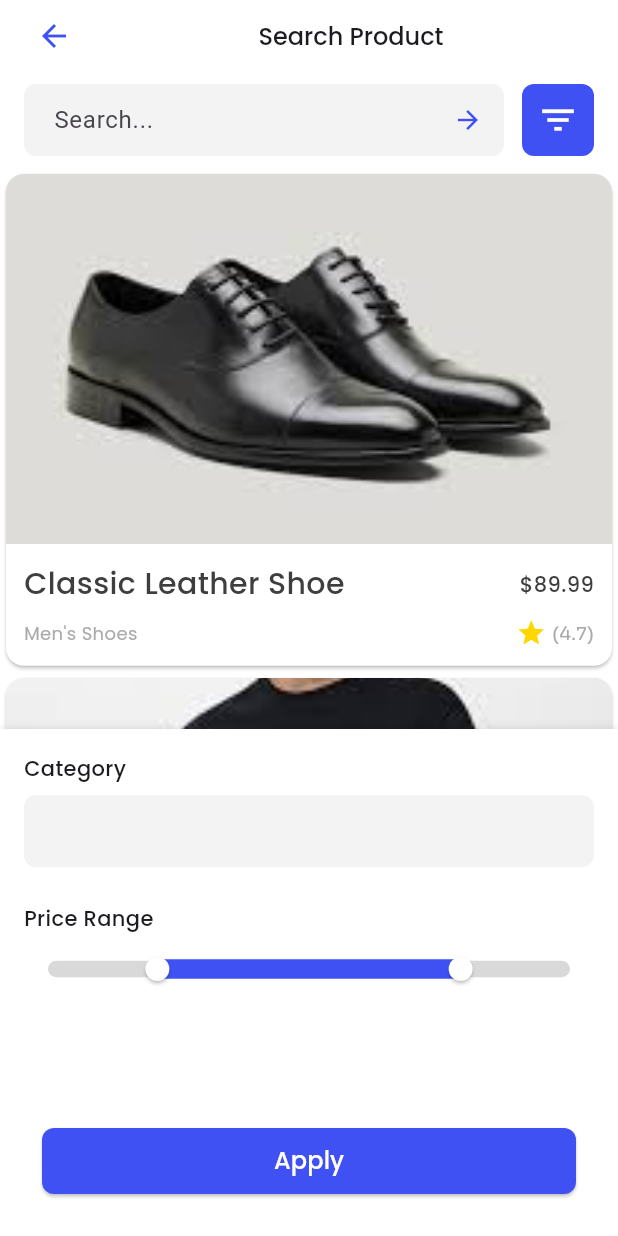
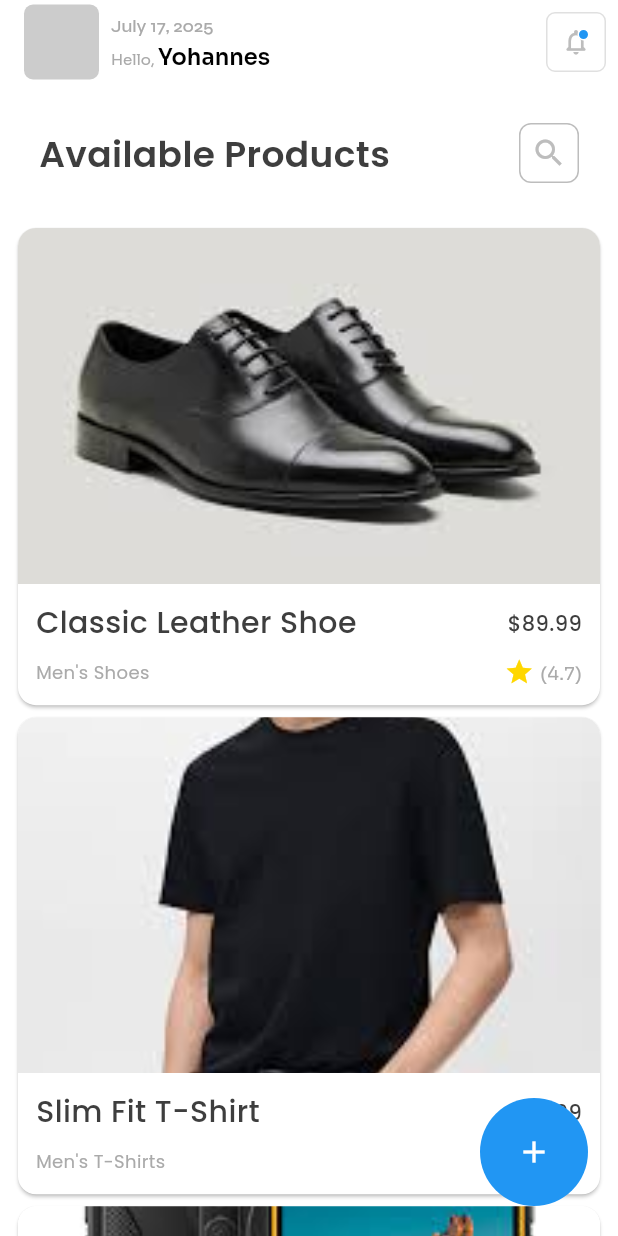
Before and after one commit to Depthabdre/2025-project-phase-mobile-tasks, a Flutter app: the screen it shows after launch, on a phone screen of 412 x 824 dp. Run offline on Flutter 3.47's test engine with Material 3 defaults, Android fonts, the phone set to English and light mode, and no system bars.

Commit message:
Add navigation between Home, Add/Edit Product, and Product Detail screens using built-in Navigator

```diff
--- a/mobile/AbdrehimMisbah/ecommerce_ui_replication/lib/main.dart
+++ b/mobile/AbdrehimMisbah/ecommerce_ui_replication/lib/main.dart
@@ -1,9 +1,10 @@
 import 'package:flutter/material.dart';
-import 'product_data.dart'; // <-- import your product list and class
+// <-- import your product list and class
+import 'reusable.dart';
+import 'search.dart';
 import 'details.dart';
 import 'addUpdate.dart';
-import 'reusable.dart';
-import 'search.dart';
+import 'product_data.dart';
 
 void main() {
   runApp(MyApp());
@@ -14,12 +15,19 @@
 
   @override
   Widget build(BuildContext context) {
-    return MaterialApp(debugShowCheckedModeBanner: false, home: SearchPage());
+    return MaterialApp(debugShowCheckedModeBanner: false, home: HomePage());
   }
 }
 
 class HomePage extends StatelessWidget {
   const HomePage({super.key});
+
+  void goToAddProductPage(BuildContext context) {
+    Navigator.push(
+      context,
+      MaterialPageRoute(builder: (context) => AddUpdatePage()),
+    );
+  }
 
   Widget productHeading() {
     return Padding(
@@ -164,7 +172,16 @@
         children: [
           ListView(
             padding: const EdgeInsets.all(8.0),
-            children: [productHeading(), SizedBox(height: 8), ...productCard()],
+            children: [
+              productHeading(),
+              SizedBox(height: 8),
+              ...productCard(
+                context: context,
+                products: products,
+                isInDetailPage:
+                    false, // or true if you're inside the detail screen
+              ),
+            ],
           ),
 
           // Floating button absolutely positioned
@@ -183,6 +200,7 @@
                 color: Colors.white,
                 onPressed: () {
                   // Your action
+                  goToAddProductPage(context);
                 },
               ),
             ),
--- a/mobile/AbdrehimMisbah/ecommerce_ui_replication/lib/reusable.dart
+++ b/mobile/AbdrehimMisbah/ecommerce_ui_replication/lib/reusable.dart
@@ -1,16 +1,32 @@
 import 'package:flutter/material.dart';
 import 'product_data.dart'; // <-- import your product list and class
+import 'details.dart';
 
-List<Widget> productCard() {
-  List<Widget> headingAndProductCard = [];
+List<Widget> productCard({
+  required BuildContext context,
+  required List<Product> products,
+  bool isInDetailPage = false,
+}) {
+  List<Widget> productCard = [];
 
   // Add heading widget
-  // headingAndProductCard.add(productHeading());
+  // ProductCard.add(productHeading());
 
   // Add product cards
-  headingAndProductCard.addAll(
+  productCard.addAll(
     products.map((product) {
-      return Card(
+      return GestureDetector(
+        onTap: () {
+          if (!isInDetailPage) {
+            Navigator.push(
+              context,
+              MaterialPageRoute(
+                builder: (context) => ProductDetailsPage(product: product),
+              ),
+            );
+          }
+        },
+        child: Card(
           color: Colors.white,
           clipBehavior: Clip.antiAlias,
           child: Column(
@@ -108,11 +124,12 @@ List<Widget> productCard() {
               const SizedBox(height: 8),
             ],
           ),
+        ),
       );
     }).toList(), // 👈 make sure this ends without a comma
   );
 
-  return headingAndProductCard;
+  return productCard;
 }
 
 Widget buildLabelText(String text) {
--- a/mobile/AbdrehimMisbah/ecommerce_ui_replication/lib/search.dart
+++ b/mobile/AbdrehimMisbah/ecommerce_ui_replication/lib/search.dart
@@ -1,5 +1,5 @@
 import 'package:flutter/material.dart';
-
+import 'product_data.dart';
 import 'reusable.dart';
 
 class SearchPage extends StatelessWidget {
@@ -98,7 +98,14 @@ class SearchPage extends StatelessWidget {
             ), // Leave space for bottom panel
             child: SingleChildScrollView(
               child: Column(
-                children: productCard(),
+                children: [
+                  ...productCard(
+                    context: context,
+                    products: products,
+                    isInDetailPage:
+                        false, // or true if you're inside the detail screen
+                  ),
+                ],
               ), // Your reusable product list
             ),
           ),
```
Also changed, not shown: mobile/AbdrehimMisbah/ecommerce_ui_replication/lib/addUpdate.dart (+8 -2 lines), mobile/AbdrehimMisbah/ecommerce_ui_replication/lib/details.dart (+40 -117 lines). Lines whose indentation alone changed are shown as unchanged.
